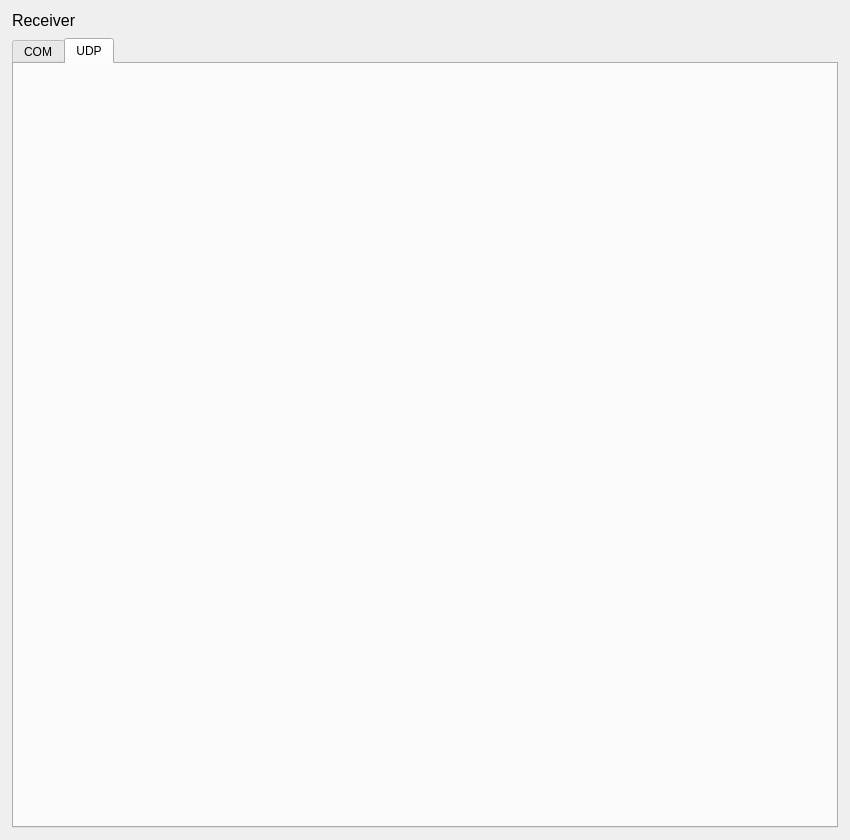
Above: RxDataTester/mainwindow.ui from savver/TxRxDataTester before the change. Below: the same form after it.
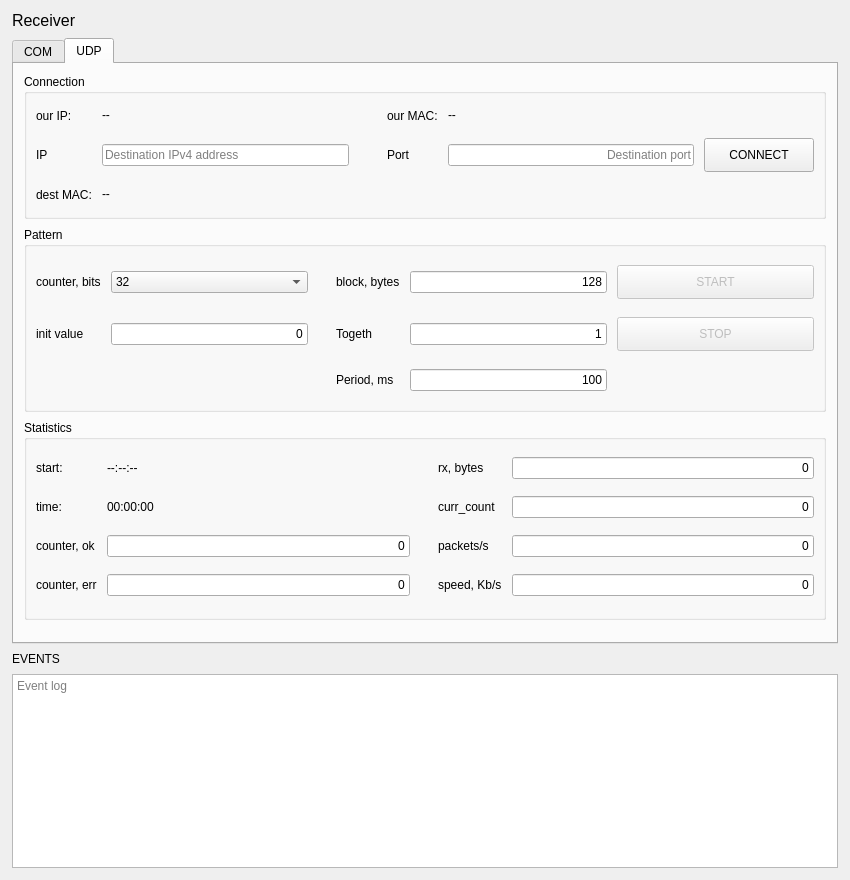
That is the form after the change. The open tabs and pages were chosen to show the change.

Commit message: TxDataTester v.1.7 - send UDP packets Ok RxDataTester v.1.4 - rx UDP packets Ok

```diff
--- a/RxDataTester/mainwindow.ui
+++ b/RxDataTester/mainwindow.ui
@@ -7,13 +7,13 @@
         <x>0</x>
         <y>0</y>
         <width>850</width>
-        <height>840</height>
+        <height>880</height>
       </rect>
     </property>
     <property name="minimumSize">
       <size>
         <width>780</width>
-        <height>760</height>
+        <height>790</height>
       </size>
     </property>
     <property name="windowTitle">
@@ -836,41 +836,6 @@
                     </layout>
                   </widget>
                 </item>
-                <item>
-                  <widget class="QLabel" name="eventsLabel">
-                    <property name="text">
-                      <string>EVENTS</string>
-                    </property>
-                  </widget>
-                </item>
-                <item>
-                  <widget class="QPlainTextEdit" name="eventsPlainTextEdit">
-                    <property name="minimumSize">
-                      <size>
-                        <width>0</width>
-                        <height>150</height>
-                      </size>
-                    </property>
-                    <property name="focusPolicy">
-                      <enum>Qt::ClickFocus</enum>
-                    </property>
-                    <property name="undoRedoEnabled">
-                      <bool>false</bool>
-                    </property>
-                    <property name="lineWrapMode">
-                      <enum>QPlainTextEdit::NoWrap</enum>
-                    </property>
-                    <property name="readOnly">
-                      <bool>true</bool>
-                    </property>
-                    <property name="maximumBlockCount">
-                      <number>10000</number>
-                    </property>
-                    <property name="placeholderText">
-                      <string>Receiver event log</string>
-                    </property>
-                  </widget>
-                </item>
               </layout>
             </widget>
             <widget class="QWidget" name="udpTab">
@@ -878,15 +843,778 @@
                 <string>UDP</string>
               </attribute>
               <layout class="QVBoxLayout" name="udpTabVerticalLayout">
+                <property name="leftMargin">
+                  <number>10</number>
+                </property>
+                <property name="topMargin">
+                  <number>10</number>
+                </property>
+                <property name="rightMargin">
+                  <number>10</number>
+                </property>
+                <property name="bottomMargin">
+                  <number>10</number>
+                </property>
+                <property name="spacing">
+                  <number>8</number>
+                </property>
                 <item>
-                  <spacer name="udpVerticalSpacer">
+                  <widget class="QGroupBox" name="udpConnectionGroupBox">
+                    <property name="minimumSize">
+                      <size>
+                        <width>0</width>
+                        <height>145</height>
+                      </size>
+                    </property>
+                    <property name="title">
+                      <string>Connection</string>
+                    </property>
+                    <layout class="QGridLayout" name="udpConnectionGridLayout">
+                      <property name="horizontalSpacing">
+                        <number>10</number>
+                      </property>
+                      <property name="verticalSpacing">
+                        <number>10</number>
+                      </property>
+                      <item row="0" column="0">
+                        <widget class="QLabel" name="udpOurIpLabel">
+                          <property name="text">
+                            <string>our IP:</string>
+                          </property>
+                        </widget>
+                      </item>
+                      <item row="0" column="1" colspan="2">
+                        <widget class="QLabel" name="udpOurIpValueLabel">
+                          <property name="minimumSize">
+                            <size>
+                              <width>180</width>
+                              <height>0</height>
+                            </size>
+                          </property>
+                          <property name="text">
+                            <string>--</string>
+                          </property>
+                          <property name="textInteractionFlags">
+                            <set>Qt::TextSelectableByMouse</set>
+                          </property>
+                        </widget>
+                      </item>
+                      <item row="0" column="3">
+                        <widget class="QLabel" name="udpOurMacLabel">
+                          <property name="text">
+                            <string>our MAC:</string>
+                          </property>
+                        </widget>
+                      </item>
+                      <item row="0" column="4" colspan="2">
+                        <widget class="QLabel" name="udpOurMacValueLabel">
+                          <property name="minimumSize">
+                            <size>
+                              <width>180</width>
+                              <height>0</height>
+                            </size>
+                          </property>
+                          <property name="text">
+                            <string>--</string>
+                          </property>
+                          <property name="textInteractionFlags">
+                            <set>Qt::TextSelectableByMouse</set>
+                          </property>
+                        </widget>
+                      </item>
+                      <item row="1" column="0">
+                        <widget class="QLabel" name="udpDestinationIpLabel">
+                          <property name="text">
+                            <string>IP</string>
+                          </property>
+                          <property name="buddy">
+                            <cstring>udpDestinationIpLineEdit</cstring>
+                          </property>
+                        </widget>
+                      </item>
+                      <item row="1" column="1">
+                        <widget class="QLineEdit" name="udpDestinationIpLineEdit">
+                          <property name="minimumSize">
+                            <size>
+                              <width>170</width>
+                              <height>0</height>
+                            </size>
+                          </property>
+                          <property name="maxLength">
+                            <number>15</number>
+                          </property>
+                          <property name="placeholderText">
+                            <string>Destination IPv4 address</string>
+                          </property>
+                        </widget>
+                      </item>
+                      <item row="1" column="2">
+                        <spacer name="udpConnectionMiddleSpacer">
+                          <property name="orientation">
+                            <enum>Qt::Horizontal</enum>
+                          </property>
+                          <property name="sizeType">
+                            <enum>QSizePolicy::Fixed</enum>
+                          </property>
+                          <property name="sizeHint" stdset="0">
+                            <size>
+                              <width>18</width>
+                              <height>20</height>
+                            </size>
+                          </property>
+                        </spacer>
+                      </item>
+                      <item row="1" column="3">
+                        <widget class="QLabel" name="udpDestinationPortLabel">
+                          <property name="text">
+                            <string>Port</string>
+                          </property>
+                          <property name="buddy">
+                            <cstring>udpDestinationPortLineEdit</cstring>
+                          </property>
+                        </widget>
+                      </item>
+                      <item row="1" column="4">
+                        <widget class="QLineEdit" name="udpDestinationPortLineEdit">
+                          <property name="minimumSize">
+                            <size>
+                              <width>140</width>
+                              <height>0</height>
+                            </size>
+                          </property>
+                          <property name="maxLength">
+                            <number>5</number>
+                          </property>
+                          <property name="alignment">
+                            <set>Qt::AlignRight|Qt::AlignTrailing|Qt::AlignVCenter</set>
+                          </property>
+                          <property name="placeholderText">
+                            <string>Destination port</string>
+                          </property>
+                        </widget>
+                      </item>
+                      <item row="1" column="5">
+                        <widget class="QPushButton" name="udpConnectButton">
+                          <property name="minimumSize">
+                            <size>
+                              <width>110</width>
+                              <height>34</height>
+                            </size>
+                          </property>
+                          <property name="text">
+                            <string>CONNECT</string>
+                          </property>
+                        </widget>
+                      </item>
+                      <item row="2" column="0">
+                        <widget class="QLabel" name="udpDestinationMacLabel">
+                          <property name="text">
+                            <string>dest MAC:</string>
+                          </property>
+                        </widget>
+                      </item>
+                      <item row="2" column="1" colspan="5">
+                        <widget class="QLabel" name="udpDestinationMacValueLabel">
+                          <property name="text">
+                            <string>--</string>
+                          </property>
+                          <property name="textInteractionFlags">
+                            <set>Qt::TextSelectableByMouse</set>
+                          </property>
+                        </widget>
+                      </item>
+                    </layout>
+                  </widget>
+                </item>
+                <item>
+                  <widget class="QGroupBox" name="udpPatternGroupBox">
+                    <property name="minimumSize">
+                      <size>
+                        <width>0</width>
+                        <height>185</height>
+                      </size>
+                    </property>
+                    <property name="title">
+                      <string>Pattern</string>
+                    </property>
+                    <layout class="QGridLayout" name="udpPatternGridLayout">
+                      <property name="horizontalSpacing">
+                        <number>10</number>
+                      </property>
+                      <property name="verticalSpacing">
+                        <number>9</number>
+                      </property>
+                      <item row="0" column="0">
+                        <widget class="QLabel" name="udpCounterBitsLabel">
+                          <property name="text">
+                            <string>counter, bits</string>
+                          </property>
+                          <property name="buddy">
+                            <cstring>udpCounterBitsComboBox</cstring>
+                          </property>
+                        </widget>
+                      </item>
+                      <item row="0" column="1">
+                        <widget class="QComboBox" name="udpCounterBitsComboBox">
+                          <property name="minimumSize">
+                            <size>
+                              <width>110</width>
+                              <height>0</height>
+                            </size>
+                          </property>
+                          <property name="currentIndex">
+                            <number>2</number>
+                          </property>
+                          <item>
+                            <property name="text">
+                              <string>8</string>
+                            </property>
+                          </item>
+                          <item>
+                            <property name="text">
+                              <string>16</string>
+                            </property>
+                          </item>
+                          <item>
+                            <property name="text">
+                              <string>32</string>
+                            </property>
+                          </item>
+                          <item>
+                            <property name="text">
+                              <string>64</string>
+                            </property>
+                          </item>
+                        </widget>
+                      </item>
+                      <item row="0" column="2">
+                        <spacer name="udpPatternMiddleSpacerTop">
+                          <property name="orientation">
+                            <enum>Qt::Horizontal</enum>
+                          </property>
+                          <property name="sizeType">
+                            <enum>QSizePolicy::Fixed</enum>
+                          </property>
+                          <property name="sizeHint" stdset="0">
+                            <size>
+                              <width>18</width>
+                              <height>20</height>
+                            </size>
+                          </property>
+                        </spacer>
+                      </item>
+                      <item row="0" column="3">
+                        <widget class="QLabel" name="udpBlockBytesLabel">
+                          <property name="text">
+                            <string>block, bytes</string>
+                          </property>
+                          <property name="buddy">
+                            <cstring>udpBlockBytesLineEdit</cstring>
+                          </property>
+                        </widget>
+                      </item>
+                      <item row="0" column="4">
+                        <widget class="QLineEdit" name="udpBlockBytesLineEdit">
+                          <property name="minimumSize">
+                            <size>
+                              <width>140</width>
+                              <height>0</height>
+                            </size>
+                          </property>
+                          <property name="text">
+                            <string>128</string>
+                          </property>
+                          <property name="maxLength">
+                            <number>10</number>
+                          </property>
+                          <property name="alignment">
+                            <set>Qt::AlignRight|Qt::AlignTrailing|Qt::AlignVCenter</set>
+                          </property>
+                          <property name="placeholderText">
+                            <string>Block size</string>
+                          </property>
+                        </widget>
+                      </item>
+                      <item row="0" column="5">
+                        <widget class="QPushButton" name="udpStartButton">
+                          <property name="minimumSize">
+                            <size>
+                              <width>110</width>
+                              <height>34</height>
+                            </size>
+                          </property>
+                          <property name="enabled">
+                            <bool>false</bool>
+                          </property>
+                          <property name="text">
+                            <string>START</string>
+                          </property>
+                        </widget>
+                      </item>
+                      <item row="1" column="0">
+                        <widget class="QLabel" name="udpInitValueLabel">
+                          <property name="text">
+                            <string>init value</string>
+                          </property>
+                          <property name="buddy">
+                            <cstring>udpInitValueLineEdit</cstring>
+                          </property>
+                        </widget>
+                      </item>
+                      <item row="1" column="1">
+                        <widget class="QLineEdit" name="udpInitValueLineEdit">
+                          <property name="text">
+                            <string>0</string>
+                          </property>
+                          <property name="maxLength">
+                            <number>20</number>
+                          </property>
+                          <property name="alignment">
+                            <set>Qt::AlignRight|Qt::AlignTrailing|Qt::AlignVCenter</set>
+                          </property>
+                          <property name="placeholderText">
+                            <string>0 or 0x...</string>
+                          </property>
+                        </widget>
+                      </item>
+                      <item row="1" column="2">
+                        <spacer name="udpPatternMiddleSpacerBottom">
+                          <property name="orientation">
+                            <enum>Qt::Horizontal</enum>
+                          </property>
+                          <property name="sizeType">
+                            <enum>QSizePolicy::Fixed</enum>
+                          </property>
+                          <property name="sizeHint" stdset="0">
+                            <size>
+                              <width>18</width>
+                              <height>20</height>
+                            </size>
+                          </property>
+                        </spacer>
+                      </item>
+                      <item row="1" column="5">
+                        <widget class="QPushButton" name="udpStopButton">
+                          <property name="minimumSize">
+                            <size>
+                              <width>110</width>
+                              <height>34</height>
+                            </size>
+                          </property>
+                          <property name="enabled">
+                            <bool>false</bool>
+                          </property>
+                          <property name="text">
+                            <string>STOP</string>
+                          </property>
+                        </widget>
+                      </item>
+                      <item row="1" column="3">
+                        <widget class="QLabel" name="udpTogetherLabel">
+                          <property name="text">
+                            <string>Togeth</string>
+                          </property>
+                          <property name="buddy">
+                            <cstring>udpTogetherLineEdit</cstring>
+                          </property>
+                        </widget>
+                      </item>
+                      <item row="1" column="4">
+                        <widget class="QLineEdit" name="udpTogetherLineEdit">
+                          <property name="minimumSize">
+                            <size>
+                              <width>140</width>
+                              <height>0</height>
+                            </size>
+                          </property>
+                          <property name="text">
+                            <string>1</string>
+                          </property>
+                          <property name="maxLength">
+                            <number>10</number>
+                          </property>
+                          <property name="alignment">
+                            <set>Qt::AlignRight|Qt::AlignTrailing|Qt::AlignVCenter</set>
+                          </property>
+                          <property name="placeholderText">
+                            <string>Packets per burst</string>
+                          </property>
+                        </widget>
+                      </item>
+                      <item row="2" column="3">
+                        <widget class="QLabel" name="udpPeriodMsLabel">
+                          <property name="text">
+                            <string>Period, ms</string>
+                          </property>
+                          <property name="buddy">
+                            <cstring>udpPeriodMsLineEdit</cstring>
+                          </property>
+                        </widget>
+                      </item>
+                      <item row="2" column="4">
+                        <widget class="QLineEdit" name="udpPeriodMsLineEdit">
+                          <property name="minimumSize">
+                            <size>
+                              <width>140</width>
+                              <height>0</height>
+                            </size>
+                          </property>
+                          <property name="text">
+                            <string>100</string>
+                          </property>
+                          <property name="maxLength">
+                            <number>10</number>
+                          </property>
+                          <property name="alignment">
+                            <set>Qt::AlignRight|Qt::AlignTrailing|Qt::AlignVCenter</set>
+                          </property>
+                          <property name="placeholderText">
+                            <string>Period in ms</string>
+                          </property>
+                        </widget>
+                      </item>
+                      <item row="2" column="5">
+                        <spacer name="udpPatternRightBottomSpacer">
+                          <property name="orientation">
+                            <enum>Qt::Horizontal</enum>
+                          </property>
+                          <property name="sizeHint" stdset="0">
+                            <size>
+                              <width>110</width>
+                              <height>20</height>
+                            </size>
+                          </property>
+                        </spacer>
+                      </item>
+                    </layout>
+                  </widget>
+                </item>
+                <item>
+                  <widget class="QGroupBox" name="udpStatisticsGroupBox">
+                    <property name="minimumSize">
+                      <size>
+                        <width>0</width>
+                        <height>200</height>
+                      </size>
+                    </property>
+                    <property name="title">
+                      <string>Statistics</string>
+                    </property>
+                    <layout class="QGridLayout" name="udpStatisticsGridLayout">
+                      <property name="horizontalSpacing">
+                        <number>10</number>
+                      </property>
+                      <property name="verticalSpacing">
+                        <number>9</number>
+                      </property>
+                      <item row="0" column="0">
+                        <widget class="QLabel" name="udpStartTimeLabel">
+                          <property name="text">
+                            <string>start:</string>
+                          </property>
+                        </widget>
+                      </item>
+                      <item row="0" column="1">
+                        <widget class="QLabel" name="udpStartTimeValueLabel">
+                          <property name="text">
+                            <string>--:--:--</string>
+                          </property>
+                          <property name="minimumSize">
+                            <size>
+                              <width>115</width>
+                              <height>0</height>
+                            </size>
+                          </property>
+                        </widget>
+                      </item>
+                      <item row="0" column="2">
+                        <spacer name="udpStatisticsMiddleSpacerTop">
+                          <property name="orientation">
+                            <enum>Qt::Horizontal</enum>
+                          </property>
+                          <property name="sizeType">
+                            <enum>QSizePolicy::Fixed</enum>
+                          </property>
+                          <property name="sizeHint" stdset="0">
+                            <size>
+                              <width>18</width>
+                              <height>20</height>
+                            </size>
+                          </property>
+                        </spacer>
+                      </item>
+                      <item row="0" column="3">
+                        <widget class="QLabel" name="udpRxBytesLabel">
+                          <property name="text">
+                            <string>rx, bytes</string>
+                          </property>
+                          <property name="buddy">
+                            <cstring>udpRxBytesLineEdit</cstring>
+                          </property>
+                        </widget>
+                      </item>
+                      <item row="0" column="4">
+                        <widget class="QLineEdit" name="udpRxBytesLineEdit">
+                          <property name="minimumSize">
+                            <size>
+                              <width>160</width>
+                              <height>0</height>
+                            </size>
+                          </property>
+                          <property name="focusPolicy">
+                            <enum>Qt::NoFocus</enum>
+                          </property>
+                          <property name="text">
+                            <string>0</string>
+                          </property>
+                          <property name="readOnly">
+                            <bool>true</bool>
+                          </property>
+                          <property name="alignment">
+                            <set>Qt::AlignRight|Qt::AlignTrailing|Qt::AlignVCenter</set>
+                          </property>
+                        </widget>
+                      </item>
+                      <item row="1" column="0">
+                        <widget class="QLabel" name="udpElapsedTimeLabel">
+                          <property name="text">
+                            <string>time:</string>
+                          </property>
+                        </widget>
+                      </item>
+                      <item row="1" column="1">
+                        <widget class="QLabel" name="udpElapsedTimeValueLabel">
+                          <property name="text">
+                            <string>00:00:00</string>
+                          </property>
+                          <property name="minimumSize">
+                            <size>
+                              <width>115</width>
+                              <height>0</height>
+                            </size>
+                          </property>
+                        </widget>
+                      </item>
+                      <item row="1" column="2">
+                        <spacer name="udpStatisticsMiddleSpacerCenter">
+                          <property name="orientation">
+                            <enum>Qt::Horizontal</enum>
+                          </property>
+                          <property name="sizeType">
+                            <enum>QSizePolicy::Fixed</enum>
+                          </property>
+                          <property name="sizeHint" stdset="0">
+                            <size>
+                              <width>18</width>
+                              <height>20</height>
+                            </size>
+                          </property>
+                        </spacer>
+                      </item>
+                      <item row="1" column="3">
+                        <widget class="QLabel" name="udpCurrentCountLabel">
+                          <property name="text">
+                            <string>curr_count</string>
+                          </property>
+                          <property name="buddy">
+                            <cstring>udpCurrentCountLineEdit</cstring>
+                          </property>
+                        </widget>
+                      </item>
+                      <item row="1" column="4">
+                        <widget class="QLineEdit" name="udpCurrentCountLineEdit">
+                          <property name="minimumSize">
+                            <size>
+                              <width>160</width>
+                              <height>0</height>
+                            </size>
+                          </property>
+                          <property name="focusPolicy">
+                            <enum>Qt::NoFocus</enum>
+                          </property>
+                          <property name="text">
+                            <string>0</string>
+                          </property>
+                          <property name="readOnly">
+                            <bool>true</bool>
+                          </property>
+                          <property name="alignment">
+                            <set>Qt::AlignRight|Qt::AlignTrailing|Qt::AlignVCenter</set>
+                          </property>
+                        </widget>
+                      </item>
+                      <item row="2" column="0">
+                        <widget class="QLabel" name="udpCounterOkLabel">
+                          <property name="text">
+                            <string>counter, ok</string>
+                          </property>
+                          <property name="buddy">
+                            <cstring>udpCounterOkLineEdit</cstring>
+                          </property>
+                        </widget>
+                      </item>
+                      <item row="2" column="1">
+                        <widget class="QLineEdit" name="udpCounterOkLineEdit">
+                          <property name="minimumSize">
+                            <size>
+                              <width>160</width>
+                              <height>0</height>
+                            </size>
+                          </property>
+                          <property name="focusPolicy">
+                            <enum>Qt::NoFocus</enum>
+                          </property>
+                          <property name="text">
+                            <string>0</string>
+                          </property>
+                          <property name="readOnly">
+                            <bool>true</bool>
+                          </property>
+                          <property name="alignment">
+                            <set>Qt::AlignRight|Qt::AlignTrailing|Qt::AlignVCenter</set>
+                          </property>
+                        </widget>
+                      </item>
+                      <item row="2" column="2">
+                        <spacer name="udpStatisticsMiddleSpacerBottom">
+                          <property name="orientation">
+                            <enum>Qt::Horizontal</enum>
+                          </property>
+                          <property name="sizeType">
+                            <enum>QSizePolicy::Fixed</enum>
+                          </property>
+                          <property name="sizeHint" stdset="0">
+                            <size>
+                              <width>18</width>
+                              <height>20</height>
+                            </size>
+                          </property>
+                        </spacer>
+                      </item>
+                      <item row="2" column="3">
+                        <widget class="QLabel" name="udpPacketsPerSecondLabel">
+                          <property name="text">
+                            <string>packets/s</string>
+                          </property>
+                          <property name="buddy">
+                            <cstring>udpPacketsPerSecondLineEdit</cstring>
+                          </property>
+                        </widget>
+                      </item>
+                      <item row="2" column="4">
+                        <widget class="QLineEdit" name="udpPacketsPerSecondLineEdit">
+                          <property name="minimumSize">
+                            <size>
+                              <width>160</width>
+                              <height>0</height>
+                            </size>
+                          </property>
+                          <property name="focusPolicy">
+                            <enum>Qt::NoFocus</enum>
+                          </property>
+                          <property name="text">
+                            <string>0</string>
+                          </property>
+                          <property name="readOnly">
+                            <bool>true</bool>
+                          </property>
+                          <property name="alignment">
+                            <set>Qt::AlignRight|Qt::AlignTrailing|Qt::AlignVCenter</set>
+                          </property>
+                        </widget>
+                      </item>
+                      <item row="3" column="0">
+                        <widget class="QLabel" name="udpCounterErrLabel">
+                          <property name="text">
+                            <string>counter, err</string>
+                          </property>
+                          <property name="buddy">
+                            <cstring>udpCounterErrLineEdit</cstring>
+                          </property>
+                        </widget>
+                      </item>
+                      <item row="3" column="1">
+                        <widget class="QLineEdit" name="udpCounterErrLineEdit">
+                          <property name="minimumSize">
+                            <size>
+                              <width>160</width>
+                              <height>0</height>
+                            </size>
+                          </property>
+                          <property name="focusPolicy">
+                            <enum>Qt::NoFocus</enum>
+                          </property>
+                          <property name="text">
+                            <string>0</string>
+                          </property>
+                          <property name="readOnly">
+                            <bool>true</bool>
+                          </property>
+                          <property name="alignment">
+                            <set>Qt::AlignRight|Qt::AlignTrailing|Qt::AlignVCenter</set>
+                          </property>
+                        </widget>
+                      </item>
+                      <item row="3" column="2">
+                        <spacer name="udpStatisticsMiddleSpacerLast">
+                          <property name="orientation">
+                            <enum>Qt::Horizontal</enum>
+                          </property>
+                          <property name="sizeType">
+                            <enum>QSizePolicy::Fixed</enum>
+                          </property>
+                          <property name="sizeHint" stdset="0">
+                            <size>
+                              <width>18</width>
+                              <height>20</height>
+                            </size>
+                          </property>
+                        </spacer>
+                      </item>
+                      <item row="3" column="3">
+                        <widget class="QLabel" name="udpSpeedLabel">
+                          <property name="text">
+                            <string>speed, Kb/s</string>
+                          </property>
+                          <property name="buddy">
+                            <cstring>udpSpeedLineEdit</cstring>
+                          </property>
+                        </widget>
+                      </item>
+                      <item row="3" column="4">
+                        <widget class="QLineEdit" name="udpSpeedLineEdit">
+                          <property name="minimumSize">
+                            <size>
+                              <width>160</width>
+                              <height>0</height>
+                            </size>
+                          </property>
+                          <property name="focusPolicy">
+                            <enum>Qt::NoFocus</enum>
+                          </property>
+                          <property name="text">
+                            <string>0</string>
+                          </property>
+                          <property name="readOnly">
+                            <bool>true</bool>
+                          </property>
+                          <property name="alignment">
+                            <set>Qt::AlignRight|Qt::AlignTrailing|Qt::AlignVCenter</set>
+                          </property>
+                        </widget>
+                      </item>
+                    </layout>
+                  </widget>
+                </item>
+                <item>
+                  <spacer name="udpBottomVerticalSpacer">
                     <property name="orientation">
                       <enum>Qt::Vertical</enum>
                     </property>
                     <property name="sizeHint" stdset="0">
                       <size>
                         <width>20</width>
-                        <height>400</height>
+                        <height>10</height>
                       </size>
                     </property>
                   </spacer>
@@ -895,6 +1623,41 @@
             </widget>
           </widget>
         </item>
+        <item>
+          <widget class="QLabel" name="eventsLabel">
+            <property name="text">
+              <string>EVENTS</string>
+            </property>
+          </widget>
+        </item>
+        <item>
+          <widget class="QPlainTextEdit" name="eventsPlainTextEdit">
+            <property name="minimumSize">
+              <size>
+                <width>0</width>
+                <height>150</height>
+              </size>
+            </property>
+            <property name="focusPolicy">
+              <enum>Qt::ClickFocus</enum>
+            </property>
+            <property name="undoRedoEnabled">
+              <bool>false</bool>
+            </property>
+            <property name="lineWrapMode">
+              <enum>QPlainTextEdit::NoWrap</enum>
+            </property>
+            <property name="readOnly">
+              <bool>true</bool>
+            </property>
+            <property name="maximumBlockCount">
+              <number>10000</number>
+            </property>
+            <property name="placeholderText">
+              <string>Event log</string>
+            </property>
+          </widget>
+        </item>
       </layout>
     </widget>
   </widget>
```
Left out of the diff: 16 changed lines with no effect on the pictures. The commit also changes 15 other files.
